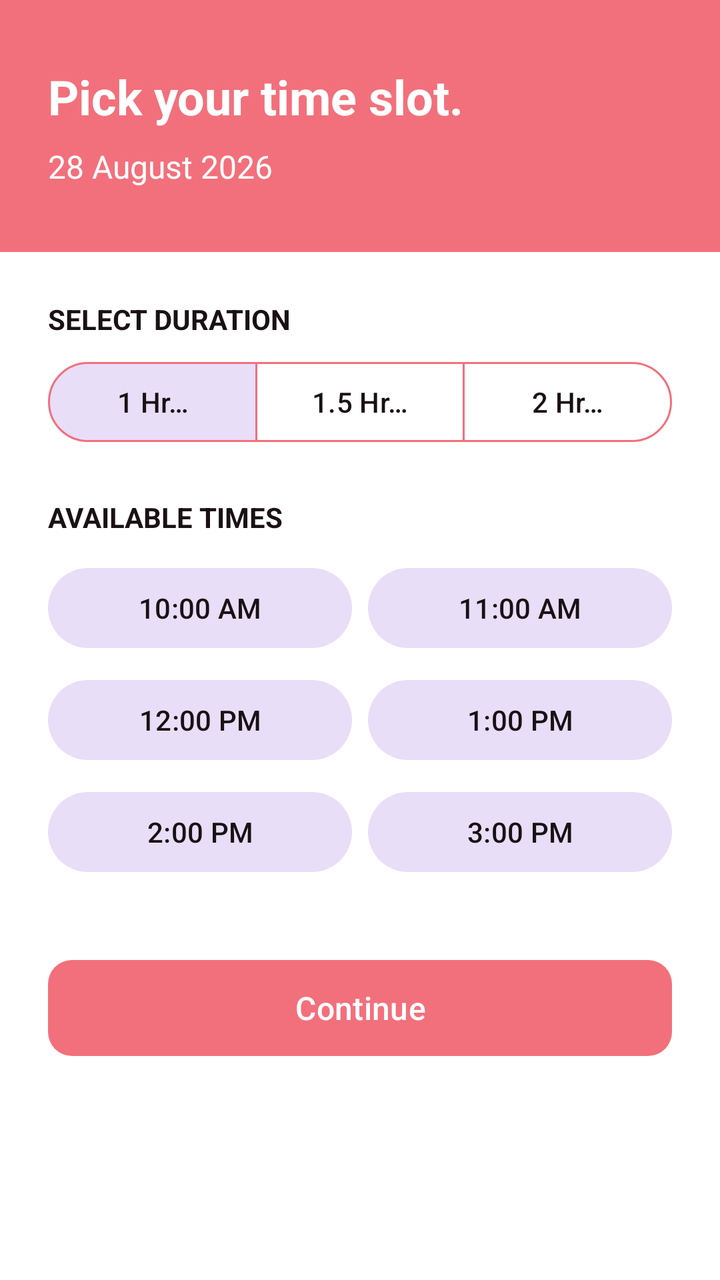
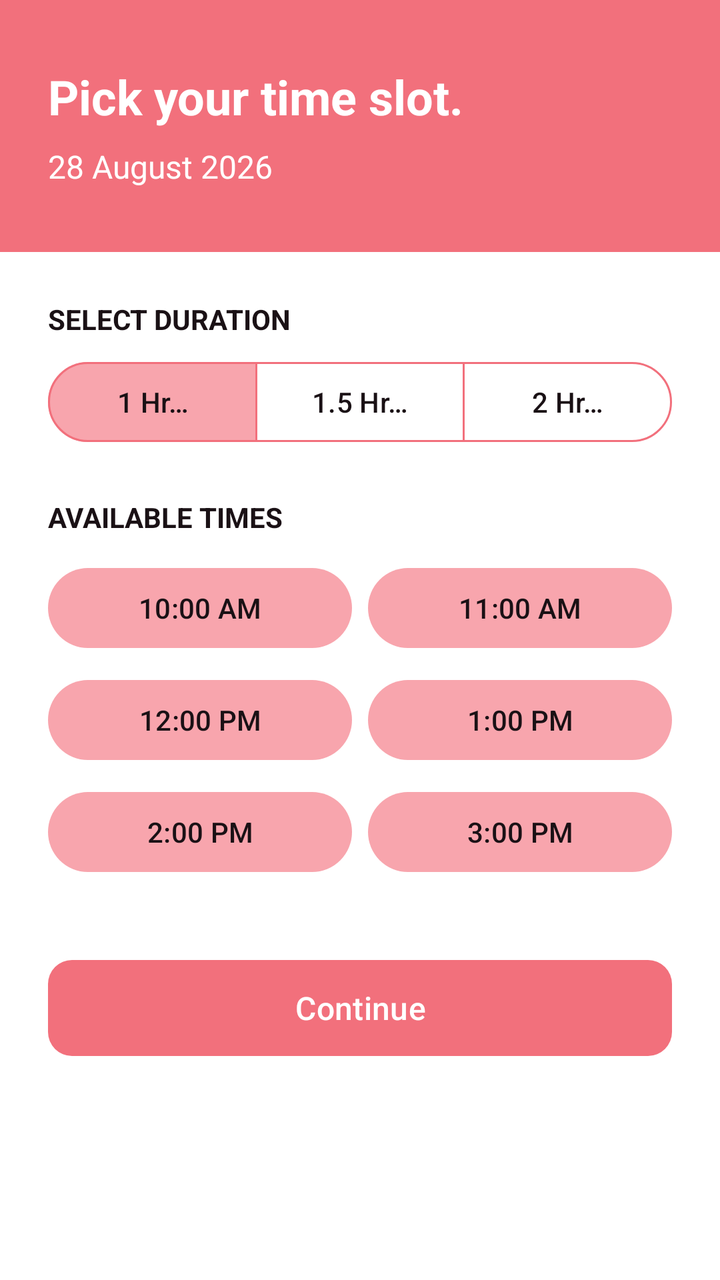

An Android layout rendered at two revisions. The XML below is the earlier revision; the diff shows what the commit changed to produce the second picture.
<!-- AndroidManifest.xml: application theme Theme.CatHeavenApp -->
<!-- res/layout/fragment_booking_time.xml -->
<?xml version="1.0" encoding="utf-8"?>
<ScrollView xmlns:android="http://schemas.android.com/apk/res/android"
    xmlns:app="http://schemas.android.com/apk/res-auto"
    xmlns:tools="http://schemas.android.com/tools"
    android:layout_width="match_parent"
    android:layout_height="match_parent"
    android:background="@color/white"
    android:fillViewport="true"
    tools:context=".BookingTimeFragment">

    <androidx.constraintlayout.widget.ConstraintLayout
        android:layout_width="match_parent"
        android:layout_height="wrap_content"
        android:paddingBottom="40dp">

        <LinearLayout
            android:id="@+id/timeHeader"
            android:layout_width="match_parent"
            android:layout_height="wrap_content"
            android:background="@color/pink"
            android:orientation="vertical"
            android:paddingHorizontal="24dp"
            android:paddingVertical="32dp"
            app:layout_constraintEnd_toEndOf="parent"
            app:layout_constraintStart_toStartOf="parent"
            app:layout_constraintTop_toTopOf="parent">

            <TextView
                android:layout_width="wrap_content"
                android:layout_height="wrap_content"
                android:text="Pick your time slot."
                android:textColor="@color/white"
                android:textSize="24sp"
                android:textStyle="bold" />

            <TextView
                android:id="@+id/headerDateText"
                android:layout_width="wrap_content"
                android:layout_height="wrap_content"
                android:layout_marginTop="8dp"
                android:text="28 August 2026"
                android:textColor="@color/white"
                android:textSize="16sp" />
        </LinearLayout>

        <TextView
            android:id="@+id/durationLabel"
            android:layout_width="wrap_content"
            android:layout_height="wrap_content"
            android:layout_marginStart="24dp"
            android:layout_marginTop="24dp"
            android:text="Select Duration"
            android:textColor="@color/darkColor"
            android:textSize="14sp"
            android:textAllCaps="true"
            android:textStyle="bold"
            app:layout_constraintStart_toStartOf="parent"
            app:layout_constraintTop_toBottomOf="@+id/timeHeader" />

        <com.google.android.material.button.MaterialButtonToggleGroup
            android:id="@+id/durationToggleGroup"
            android:layout_width="match_parent"
            android:layout_height="wrap_content"
            android:layout_marginHorizontal="24dp"
            android:layout_marginTop="8dp"
            app:checkedButton="@id/btn1Hour"
            app:layout_constraintEnd_toEndOf="parent"
            app:layout_constraintStart_toStartOf="parent"
            app:layout_constraintTop_toBottomOf="@+id/durationLabel"
            app:selectionRequired="true"
            app:singleSelection="true">

            
            <com.google.android.material.button.MaterialButton
                android:id="@+id/btn1Hour"
                style="@style/Widget.Material3.Button.OutlinedButton"
                android:layout_width="0dp"
                android:layout_height="wrap_content"
                android:layout_weight="1"
                android:paddingVertical="8dp"
                android:text="1 Hr\nR30pp"
                android:textColor="@color/darkColor"
                app:singleLine="false"
                app:strokeColor="@color/pink" />

            <com.google.android.material.button.MaterialButton
                android:id="@+id/btn15Hour"
                style="@style/Widget.Material3.Button.OutlinedButton"
                android:layout_width="0dp"
                android:layout_height="wrap_content"
                android:layout_weight="1"
                android:paddingVertical="8dp"
                android:text="1.5 Hr\nR45pp"
                android:textColor="@color/darkColor"
                app:singleLine="false"
                app:strokeColor="@color/pink" />

            <com.google.android.material.button.MaterialButton
                android:id="@+id/btn2Hour"
                style="@style/Widget.Material3.Button.OutlinedButton"
                android:layout_width="0dp"
                android:layout_height="wrap_content"
                android:layout_weight="1"
                android:paddingVertical="8dp"
                android:text="2 Hr\nR60pp"
                android:textColor="@color/darkColor"
                app:singleLine="false"
                app:strokeColor="@color/pink" />
        </com.google.android.material.button.MaterialButtonToggleGroup>

        <TextView
            android:id="@+id/timesLabel"
            android:layout_width="wrap_content"
            android:layout_height="wrap_content"
            android:layout_marginStart="24dp"
            android:layout_marginTop="24dp"
            android:text="Available Times"
            android:textColor="@color/darkColor"
            android:textSize="14sp"
            android:textAllCaps="true"
            android:textStyle="bold"
            app:layout_constraintStart_toStartOf="parent"
            app:layout_constraintTop_toBottomOf="@+id/durationToggleGroup" />

        <GridLayout
            android:id="@+id/timeSlotGrid"
            android:layout_width="match_parent"
            android:layout_height="wrap_content"
            android:layout_marginHorizontal="20dp"
            android:layout_marginTop="8dp"
            android:columnCount="2"
            app:layout_constraintEnd_toEndOf="parent"
            app:layout_constraintStart_toStartOf="parent"
            app:layout_constraintTop_toBottomOf="@+id/timesLabel">

            <com.google.android.material.button.MaterialButton
                android:id="@+id/btnTime10"
                style="@style/Widget.Material3.Button.TonalButton"
                android:layout_width="0dp"
                android:layout_height="wrap_content"
                android:layout_columnWeight="1"
                android:layout_margin="4dp"
                android:checkable="true"
                android:text="10:00 AM"
                android:textColor="@color/darkColor" />

            <com.google.android.material.button.MaterialButton
                android:id="@+id/btnTime11"
                style="@style/Widget.Material3.Button.TonalButton"
                android:layout_width="0dp"
                android:layout_height="wrap_content"
                android:layout_columnWeight="1"
                android:layout_margin="4dp"
                android:checkable="true"
                android:text="11:00 AM"
                android:textColor="@color/darkColor" />

            <com.google.android.material.button.MaterialButton
                android:id="@+id/btnTime12"
                style="@style/Widget.Material3.Button.TonalButton"
                android:layout_width="0dp"
                android:layout_height="wrap_content"
                android:layout_columnWeight="1"
                android:layout_margin="4dp"
                android:checkable="true"
                android:text="12:00 PM"
                android:textColor="@color/darkColor" />

            <com.google.android.material.button.MaterialButton
                android:id="@+id/btnTime1"
                style="@style/Widget.Material3.Button.TonalButton"
                android:layout_width="0dp"
                android:layout_height="wrap_content"
                android:layout_columnWeight="1"
                android:layout_margin="4dp"
                android:checkable="true"
                android:text="1:00 PM"
                android:textColor="@color/darkColor" />

            <com.google.android.material.button.MaterialButton
                android:id="@+id/btnTime2"
                style="@style/Widget.Material3.Button.TonalButton"
                android:layout_width="0dp"
                android:layout_height="wrap_content"
                android:layout_columnWeight="1"
                android:layout_margin="4dp"
                android:checkable="true"
                android:text="2:00 PM"
                android:textColor="@color/darkColor" />

            <com.google.android.material.button.MaterialButton
                android:id="@+id/btnTime3"
                style="@style/Widget.Material3.Button.TonalButton"
                android:layout_width="0dp"
                android:layout_height="wrap_content"
                android:layout_columnWeight="1"
                android:layout_margin="4dp"
                android:checkable="true"
                android:text="3:00 PM"
                android:textColor="@color/darkColor" />
        </GridLayout>

        <com.google.android.material.button.MaterialButton
            android:id="@+id/btnContinueTime"
            android:layout_width="match_parent"
            android:layout_height="56dp"
            android:layout_marginHorizontal="24dp"
            android:layout_marginTop="32dp"
            android:text="Continue"
            android:textSize="16sp"
            app:backgroundTint="@color/pink"
            app:cornerRadius="12dp"
            app:layout_constraintEnd_toEndOf="parent"
            app:layout_constraintStart_toStartOf="parent"
            app:layout_constraintTop_toBottomOf="@+id/timeSlotGrid" />

    </androidx.constraintlayout.widget.ConstraintLayout>
</ScrollView>
<!-- resources referenced by this layout -->
<resources>
  <color name="darkColor">#1A1115</color>
  <color name="pink">#F2707C</color>
  <color name="white">#FFFFFFFF</color>
  <style name="Theme.CatHeavenApp" parent="Base.Theme.CatHeavenApp" />
  <style name="Base.Theme.CatHeavenApp" parent="Theme.Material3.DayNight.NoActionBar" />
</resources>

<!-- the commit's change to res/layout/fragment_booking_time.xml (unified diff, before → after) -->
@@ -70,13 +70,13 @@
             app:selectionRequired="true"
             app:singleSelection="true">
 
-            
             <com.google.android.material.button.MaterialButton
                 android:id="@+id/btn1Hour"
                 style="@style/Widget.Material3.Button.OutlinedButton"
                 android:layout_width="0dp"
                 android:layout_height="wrap_content"
                 android:layout_weight="1"
+                android:backgroundTint="@color/lightPink"
                 android:paddingVertical="8dp"
                 android:text="1 Hr\nR30pp"
                 android:textColor="@color/darkColor"
@@ -142,7 +142,8 @@
                 android:layout_margin="4dp"
                 android:checkable="true"
                 android:text="10:00 AM"
-                android:textColor="@color/darkColor" />
+                android:textColor="@color/darkColor"
+                app:backgroundTint="@color/lightPink" />
 
             <com.google.android.material.button.MaterialButton
                 android:id="@+id/btnTime11"
@@ -153,7 +154,8 @@
                 android:layout_margin="4dp"
                 android:checkable="true"
                 android:text="11:00 AM"
-                android:textColor="@color/darkColor" />
+                android:textColor="@color/darkColor"
+                app:backgroundTint="@color/lightPink" />
 
             <com.google.android.material.button.MaterialButton
                 android:id="@+id/btnTime12"
@@ -164,7 +166,8 @@
                 android:layout_margin="4dp"
                 android:checkable="true"
                 android:text="12:00 PM"
-                android:textColor="@color/darkColor" />
+                android:textColor="@color/darkColor"
+                app:backgroundTint="@color/lightPink"/>
 
             <com.google.android.material.button.MaterialButton
                 android:id="@+id/btnTime1"
@@ -175,7 +178,8 @@
                 android:layout_margin="4dp"
                 android:checkable="true"
                 android:text="1:00 PM"
-                android:textColor="@color/darkColor" />
+                android:textColor="@color/darkColor"
+                app:backgroundTint="@color/lightPink"/>
 
             <com.google.android.material.button.MaterialButton
                 android:id="@+id/btnTime2"
@@ -186,7 +190,8 @@
                 android:layout_margin="4dp"
                 android:checkable="true"
                 android:text="2:00 PM"
-                android:textColor="@color/darkColor" />
+                android:textColor="@color/darkColor"
+                app:backgroundTint="@color/lightPink"/>
 
             <com.google.android.material.button.MaterialButton
                 android:id="@+id/btnTime3"
@@ -197,7 +202,8 @@
                 android:layout_margin="4dp"
                 android:checkable="true"
                 android:text="3:00 PM"
-                android:textColor="@color/darkColor" />
+                android:textColor="@color/darkColor"
+                app:backgroundTint="@color/lightPink"/>
         </GridLayout>
 
         <com.google.android.material.button.MaterialButton
<!-- resource entries referenced after the edit -->
@@ -1,6 +1,7 @@
 <!-- resources referenced by this layout -->
 <resources>
   <color name="darkColor">#1A1115</color>
+  <color name="lightPink">#F8A5AD</color>
   <color name="pink">#F2707C</color>
   <color name="white">#FFFFFFFF</color>
   <style name="Theme.CatHeavenApp" parent="Base.Theme.CatHeavenApp" />
